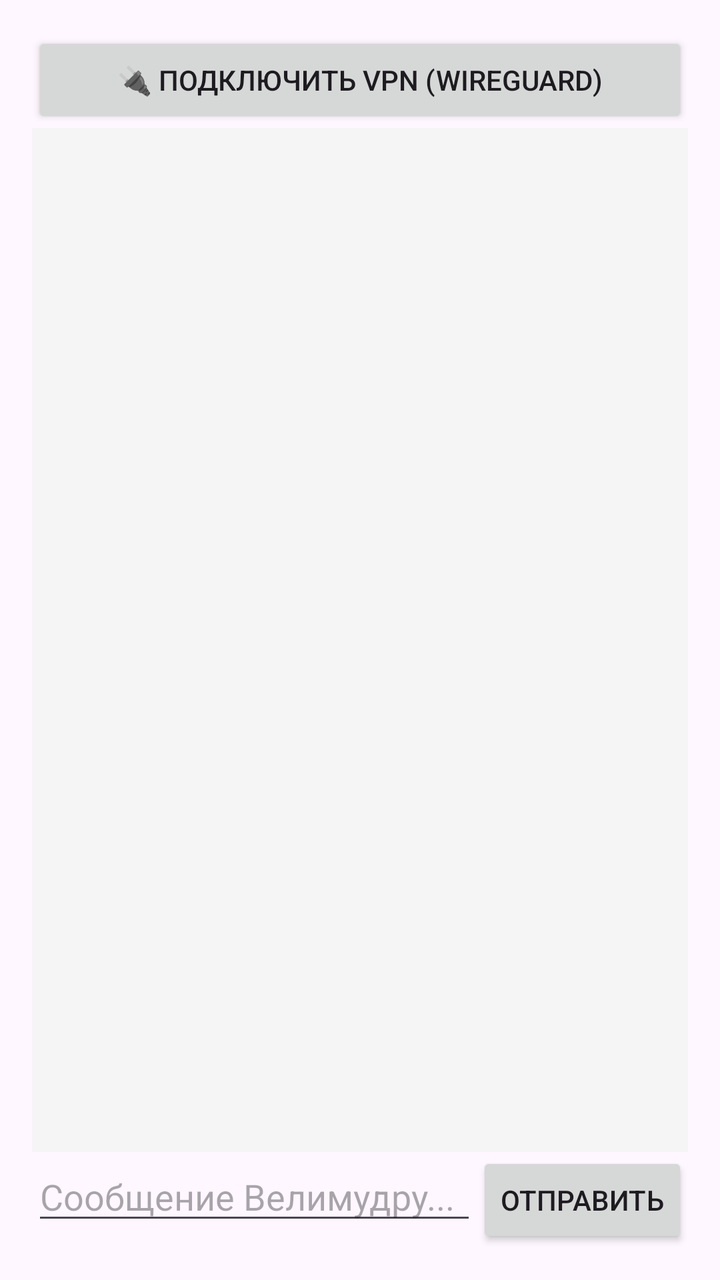
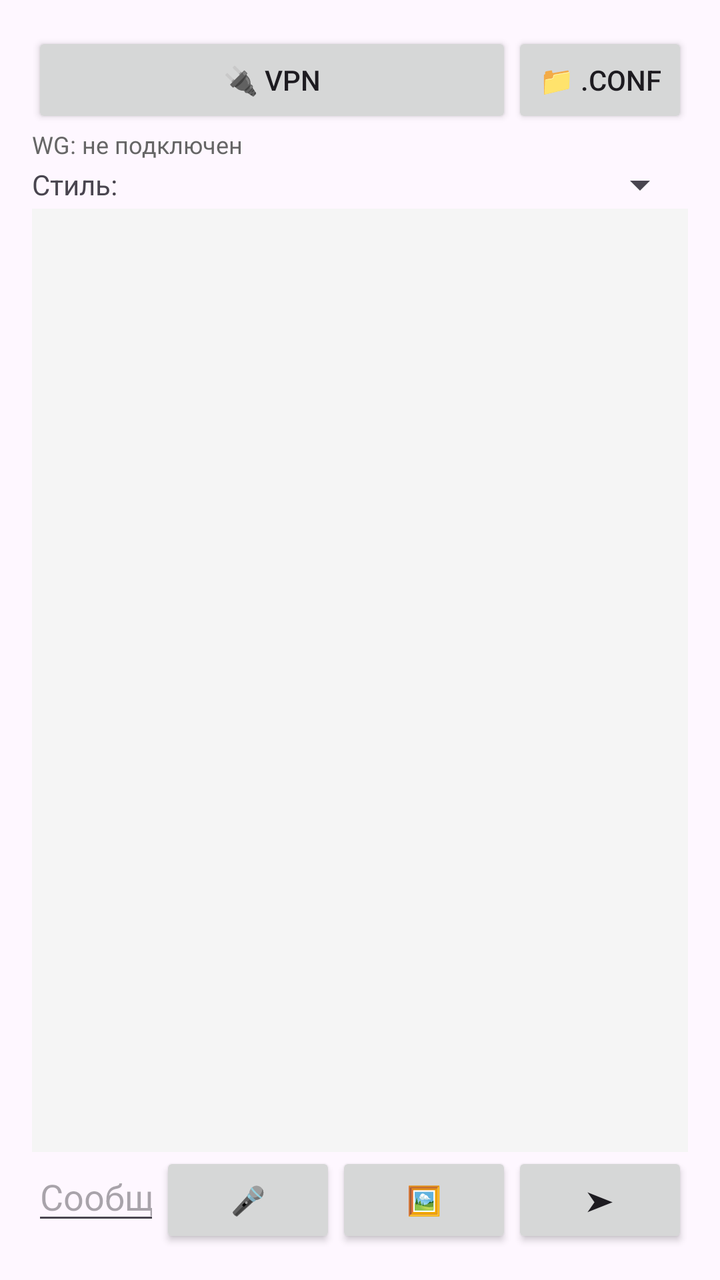

Screens rendered from an Android XML layout before and after an edit, with the pre-edit source and the edit as a unified diff.
<!-- AndroidManifest.xml: activity theme Theme.Velimudr -->
<!-- res/layout/activity_main.xml -->
<?xml version="1.0" encoding="utf-8"?>
<LinearLayout xmlns:android="http://schemas.android.com/apk/res/android"
    android:layout_width="match_parent"
    android:layout_height="match_parent"
    android:orientation="vertical"
    android:padding="16dp">

    <Button
        android:id="@+id/btnConnect"
        android:layout_width="match_parent"
        android:layout_height="wrap_content"
        android:text="🔌 Подключить VPN (WireGuard)" />

    <TextView
        android:id="@+id/tvChat"
        android:layout_width="match_parent"
        android:layout_height="0dp"
        android:layout_weight="1"
        android:scrollbars="vertical"
        android:background="#F5F5F5"
        android:padding="8dp"
        android:textSize="14sp" />

    <LinearLayout
        android:layout_width="match_parent"
        android:layout_height="wrap_content"
        android:orientation="horizontal">

        <EditText
            android:id="@+id/etMessage"
            android:layout_width="0dp"
            android:layout_height="wrap_content"
            android:layout_weight="1"
            android:hint="Сообщение Велимудру..."
            android:inputType="text" />

        <Button
            android:id="@+id/btnSend"
            android:layout_width="wrap_content"
            android:layout_height="wrap_content"
            android:text="Отправить" />
    </LinearLayout>
</LinearLayout>
<!-- resources referenced by this layout -->
<resources>
  <style name="Theme.Velimudr" parent="Theme.Material3.DayNight.NoActionBar">
          <item name="colorPrimary">@color/purple_500</item>
          <item name="colorPrimaryVariant">@color/purple_700</item>
          <item name="colorOnPrimary">@color/white</item>
      </style>
  <color name="purple_500">#FF6200EE</color>
  <color name="purple_700">#FF3700B3</color>
  <color name="white">#FFFFFFFF</color>
</resources>

<!-- the commit's change to res/layout/activity_main.xml (unified diff, before → after) -->
@@ -5,11 +5,47 @@
     android:orientation="vertical"
     android:padding="16dp">
 
-    <Button
-        android:id="@+id/btnConnect"
+    <LinearLayout
         android:layout_width="match_parent"
         android:layout_height="wrap_content"
-        android:text="🔌 Подключить VPN (WireGuard)" />
+        android:orientation="horizontal">
+        <Button
+            android:id="@+id/btnConnect"
+            android:layout_width="0dp"
+            android:layout_height="wrap_content"
+            android:layout_weight="1"
+            android:text="🔌 VPN" />
+        <Button
+            android:id="@+id/btnLoadConf"
+            android:layout_width="wrap_content"
+            android:layout_height="wrap_content"
+            android:text="📁 .conf" />
+    </LinearLayout>
+
+    <TextView
+        android:id="@+id/tvStatus"
+        android:layout_width="match_parent"
+        android:layout_height="wrap_content"
+        android:text="WG: не подключен"
+        android:textSize="12sp"
+        android:textColor="#666" />
+
+    <LinearLayout
+        android:layout_width="match_parent"
+        android:layout_height="wrap_content"
+        android:orientation="horizontal"
+        android:gravity="center_vertical">
+        <TextView
+            android:layout_width="wrap_content"
+            android:layout_height="wrap_content"
+            android:text="Стиль:"
+            android:textSize="14sp" />
+        <Spinner
+            android:id="@+id/spinnerStyle"
+            android:layout_width="0dp"
+            android:layout_height="wrap_content"
+            android:layout_weight="1" />
+    </LinearLayout>
 
     <TextView
         android:id="@+id/tvChat"
@@ -25,7 +61,6 @@
         android:layout_width="match_parent"
         android:layout_height="wrap_content"
         android:orientation="horizontal">
-
         <EditText
             android:id="@+id/etMessage"
             android:layout_width="0dp"
@@ -33,11 +68,20 @@
             android:layout_weight="1"
             android:hint="Сообщение Велимудру..."
             android:inputType="text" />
-
+        <Button
+            android:id="@+id/btnMic"
+            android:layout_width="wrap_content"
+            android:layout_height="wrap_content"
+            android:text="🎤" />
+        <Button
+            android:id="@+id/btnPhoto"
+            android:layout_width="wrap_content"
+            android:layout_height="wrap_content"
+            android:text="🖼️" />
         <Button
             android:id="@+id/btnSend"
             android:layout_width="wrap_content"
             android:layout_height="wrap_content"
-            android:text="Отправить" />
+            android:text="➤" />
     </LinearLayout>
 </LinearLayout>
